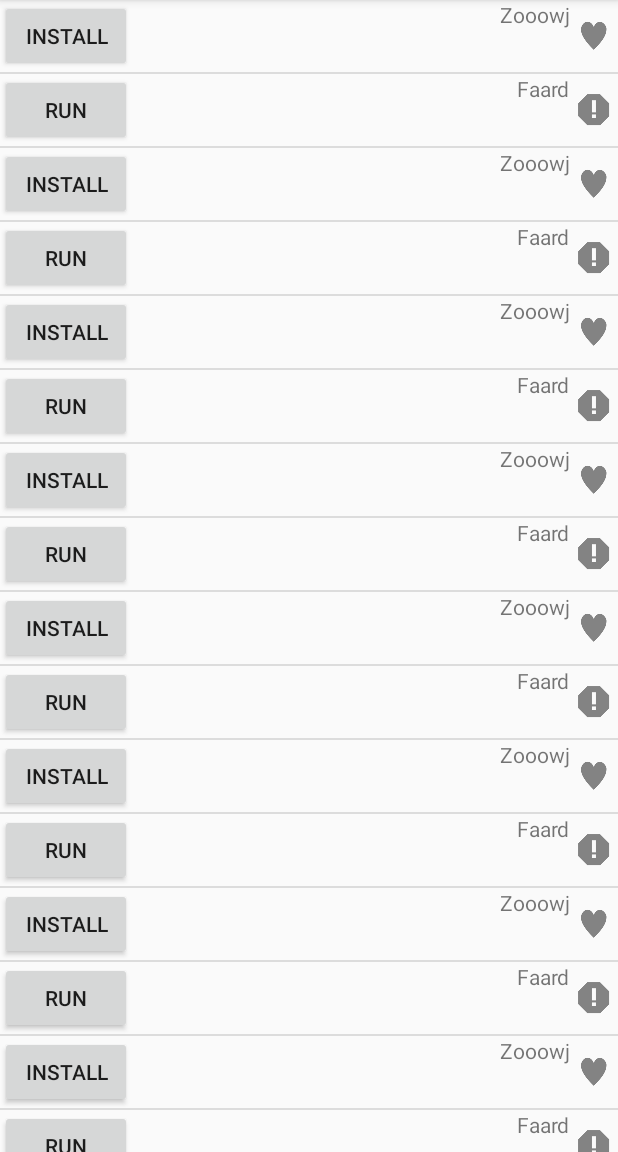
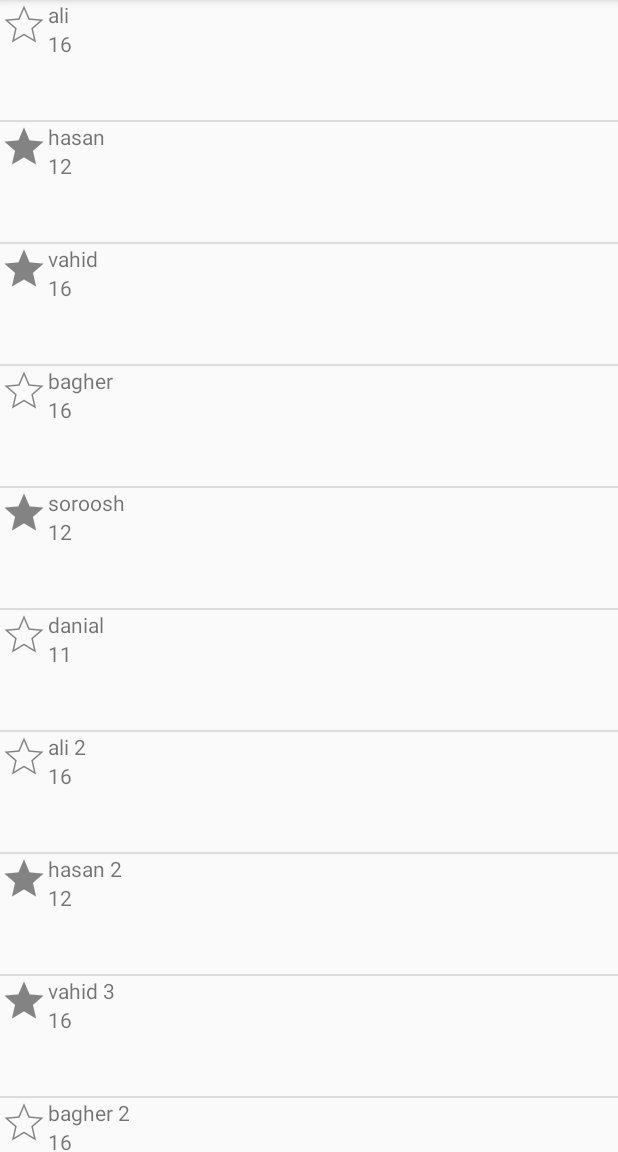
Before and after one commit to mehrdadscomputer/android-workshop, an Android app: the screen it shows after launch (SimpleListActivity), on a phone screen of 412 x 824 dp, the part 84-1236 px from its top. Run offline under Robolectric (Android 15) with nearby library versions, the phone set to English and light mode, and no system bars.

Commit message:
Section 4 - Add click listener to list items (has bug)

```diff
--- /dev/null
+++ b/app/src/main/java/contorller/adapter/StudentListAdapter.java
@@ -0,0 +1,88 @@
+package contorller.adapter;
+
+import android.content.Context;
+import android.view.LayoutInflater;
+import android.view.View;
+import android.view.ViewGroup;
+import android.widget.BaseAdapter;
+import android.widget.ImageView;
+import android.widget.TextView;
+
+import java.util.ArrayList;
+
+import ir.cafebazaar.workshop.R;
+import model.Student;
+
+/**
+ * Created by reza on 9/8/16.
+ */
+public class StudentListAdapter extends BaseAdapter {
+
+    private Context mContext;
+    private ArrayList<Student> mItems;
+
+    public StudentListAdapter(Context mContext, ArrayList<Student> mItems) {
+        this.mContext = mContext;
+        this.mItems = mItems;
+    }
+
+    @Override
+    public int getCount() {
+        return mItems.size();
+    }
+
+    @Override
+    public Object getItem(int position) {
+        return null;
+    }
+
+    @Override
+    public long getItemId(int position) {
+        return 0;
+    }
+
+    @Override
+    public View getView(int position, View convertView, ViewGroup parent) {
+        final StudentViewHolder holder;
+        if (convertView == null) {
+            convertView = LayoutInflater.from(mContext).inflate(R.layout.item_studebt_list_item, parent, false);
+            holder = new StudentViewHolder(convertView);
+            convertView.setTag(holder);
+        } else {
+            holder = (StudentViewHolder) convertView.getTag();
+        }
+        final Student student = mItems.get(position);
+        holder.name.setText(student.getName());
+        holder.avg.setText(student.getAvg() + "");
+
+        int imageResId = student.isTopStudent() ? R.drawable.ic_star_on : R.drawable.ic_star_off;
+        holder.star.setImageResource(imageResId);
+        holder.star.setTag(imageResId);
+        holder.star.setOnClickListener(new View.OnClickListener() {
+            @Override
+            public void onClick(View v) {
+                if (((int) holder.star.getTag()) == R.drawable.ic_star_off) {
+                    holder.star.setImageResource(R.drawable.ic_star_on);
+                    holder.star.setTag(R.drawable.ic_star_on);
+                } else {
+                    holder.star.setImageResource(R.drawable.ic_star_off);
+                    holder.star.setTag(R.drawable.ic_star_off);
+                }
+            }
+        });
+
+        return convertView;
+    }
+
+    class StudentViewHolder {
+        final TextView name;
+        final TextView avg;
+        final ImageView star;
+
+        public StudentViewHolder(View convertView) {
+            this.name = (TextView) convertView.findViewById(R.id.nameTextView);
+            this.avg = (TextView) convertView.findViewById(R.id.avgTextView);
+            this.star = (ImageView) convertView.findViewById(R.id.starImgeView);
+        }
+    }
+}
--- a/app/src/main/java/ir/cafebazaar/workshop/app/MySimpleAdapter.java
+++ b/app/src/main/java/ir/cafebazaar/workshop/app/MySimpleAdapter.java
@@ -57,7 +57,7 @@ public class MySimpleAdapter extends BaseAdapter {
         }
 
 
-        viewHolder.title.setText(mListItems.get(position).title);
+        viewHolder.title.setText(mListItems.get(position).title + " " + position);
         viewHolder.button.setText(mListItems.get(position).buttonText);
         viewHolder.image.setImageResource(mListItems.get(position).resId);
 
--- a/app/src/main/java/ir/cafebazaar/workshop/app/SimpleListActivity.java
+++ b/app/src/main/java/ir/cafebazaar/workshop/app/SimpleListActivity.java
@@ -3,13 +3,14 @@ package ir.cafebazaar.workshop.app;
 import android.os.Bundle;
 import android.support.v7.app.AppCompatActivity;
 import android.util.Log;
-import android.widget.ArrayAdapter;
 import android.widget.ListView;
 
 import java.util.ArrayList;
 import java.util.List;
 
+import contorller.adapter.StudentListAdapter;
 import ir.cafebazaar.workshop.R;
+import model.Student;
 
 public class SimpleListActivity extends AppCompatActivity {
 
@@ -26,8 +27,8 @@ public class SimpleListActivity extends AppCompatActivity {
         }
 
         ArrayList<ListItem> listItems = new ArrayList<>();
-        for (int i=0; i < 10000; i++) {
-            if (i%2 == 0) {
+        for (int i = 0; i < 10000; i++) {
+            if (i % 2 == 0) {
                 listItems.add(new ListItem("Zooowj", R.drawable.ic_item_even, "Install"));
             } else {
                 listItems.add(new ListItem("Faard", R.drawable.ic_item_odd, "Run"));
@@ -35,7 +36,25 @@ public class SimpleListActivity extends AppCompatActivity {
         }
 
 //        ArrayAdapter<String> adapter = new ArrayAdapter<>(this, R.layout.item_simple_list_item, R.id.text, items);
-        MySimpleAdapter adapter = new MySimpleAdapter(listItems, this);
+//        MySimpleAdapter adapter = new MySimpleAdapter(listItems, this);
+
+        ArrayList<Student> students = new ArrayList<>();
+
+        students.add(new Student(16, "ali", false));
+        students.add(new Student(12, "hasan", true));
+        students.add(new Student(16, "vahid", true));
+        students.add(new Student(16, "bagher", false));
+        students.add(new Student(12, "soroosh", true));
+        students.add(new Student(11, "danial", false));
+        students.add(new Student(16, "ali 2", false));
+        students.add(new Student(12, "hasan 2", true));
+        students.add(new Student(16, "vahid 3", true));
+        students.add(new Student(16, "bagher 2", false));
+        students.add(new Student(12, "soroosh 5", true));
+        students.add(new Student(11, "danial 7", false));
+
+        StudentListAdapter adapter = new StudentListAdapter(this, students);
+
         ListView listView = (ListView) findViewById(R.id.list);
         listView.setAdapter(adapter);
 
--- /dev/null
+++ b/app/src/main/java/model/Student.java
@@ -0,0 +1,28 @@
+package model;
+
+/**
+ * Created by reza on 9/8/16.
+ */
+public class Student {
+    private String name;
+    private int avg;
+    private boolean isTopStudent;
+
+    public Student(int avg, String name, boolean b) {
+        this.avg = avg;
+        this.name = name;
+        isTopStudent = b;
+    }
+
+    public String getName() {
+        return name;
+    }
+
+    public int getAvg() {
+        return avg;
+    }
+
+    public boolean isTopStudent() {
+        return isTopStudent;
+    }
+}
--- /dev/null
+++ b/app/src/main/res/layout/item_studebt_list_item.xml
@@ -0,0 +1,25 @@
+<?xml version="1.0" encoding="utf-8"?>
+<RelativeLayout xmlns:android="http://schemas.android.com/apk/res/android"
+                android:layout_width="match_parent"
+                android:layout_height="80dp"
+                android:orientation="vertical">
+
+    <ImageView
+        android:id="@+id/starImgeView"
+        android:layout_width="wrap_content"
+        android:layout_height="wrap_content"/>
+
+    <TextView
+        android:id="@+id/nameTextView"
+        android:layout_width="match_parent"
+        android:layout_height="wrap_content"
+        android:layout_toRightOf="@id/starImgeView"/>
+
+    <TextView
+        android:id="@+id/avgTextView"
+        android:layout_width="match_parent"
+        android:layout_height="wrap_content"
+        android:layout_alignLeft="@+id/nameTextView"
+        android:layout_below="@+id/nameTextView"/>
+
+</RelativeLayout>
```
Also changed, not shown: app/src/main/res/drawable-hdpi/ic_star_off.png (added), app/src/main/res/drawable-hdpi/ic_star_on.png (added), app/src/main/res/drawable-mdpi/ic_star_off.png (added), app/src/main/res/drawable-mdpi/ic_star_on.png (added), app/src/main/res/drawable-xhdpi/ic_star_off.png (added), app/src/main/res/drawable-xhdpi/ic_star_on.png (added), app/src/main/res/drawable-xxhdpi/ic_star_off.png (added), app/src/main/res/drawable-xxhdpi/ic_star_on.png (added), 2 other files.
